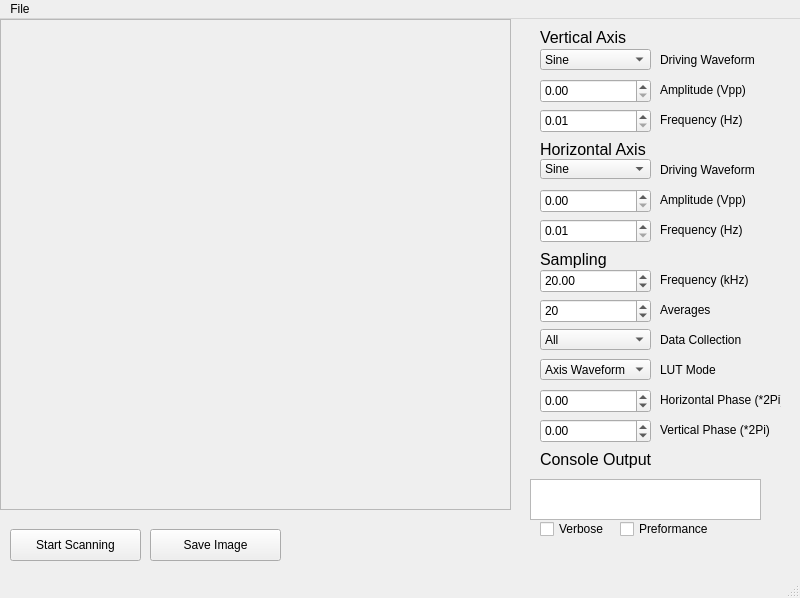
This is Version 2.0/Software/Main/QT Application v4/Testbench.ui in Eblanken/Prakash_AWESEM as Qt 5 draws it before an edit. The edited form follows.
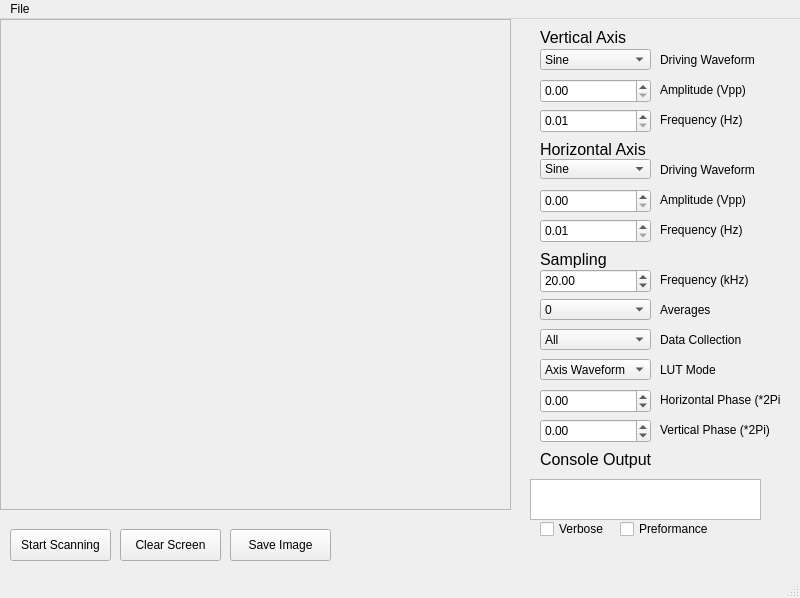
This is the edited form.

```diff
--- a/Version 2.0/Software/Main/QT Application v4/Testbench.ui
+++ b/Version 2.0/Software/Main/QT Application v4/Testbench.ui
@@ -237,9 +237,9 @@
    <widget class="QPushButton" name="Save_Pushbutton">
     <property name="geometry">
      <rect>
-      <x>150</x>
+      <x>230</x>
       <y>510</y>
-      <width>131</width>
+      <width>101</width>
       <height>32</height>
      </rect>
     </property>
@@ -310,34 +310,12 @@
      <string>Averages</string>
     </property>
    </widget>
-   <widget class="QDoubleSpinBox" name="Sampling_Averages_Spinbox">
-    <property name="geometry">
-     <rect>
-      <x>540</x>
-      <y>280</y>
-      <width>111</width>
-      <height>24</height>
-     </rect>
-    </property>
-    <property name="keyboardTracking">
-     <bool>false</bool>
-    </property>
-    <property name="decimals">
-     <number>0</number>
-    </property>
-    <property name="maximum">
-     <double>50.000000000000000</double>
-    </property>
-    <property name="value">
-     <double>20.000000000000000</double>
-    </property>
-   </widget>
    <widget class="QPushButton" name="Scan_Pushbutton">
     <property name="geometry">
      <rect>
       <x>10</x>
       <y>510</y>
-      <width>131</width>
+      <width>101</width>
       <height>32</height>
      </rect>
     </property>
@@ -588,6 +566,54 @@
      </property>
     </item>
    </widget>
+   <widget class="QComboBox" name="Sampling_Averages_Combobox">
+    <property name="geometry">
+     <rect>
+      <x>540</x>
+      <y>280</y>
+      <width>111</width>
+      <height>21</height>
+     </rect>
+    </property>
+    <item>
+     <property name="text">
+      <string>0</string>
+     </property>
+    </item>
+    <item>
+     <property name="text">
+      <string>4</string>
+     </property>
+    </item>
+    <item>
+     <property name="text">
+      <string>8</string>
+     </property>
+    </item>
+    <item>
+     <property name="text">
+      <string>16</string>
+     </property>
+    </item>
+    <item>
+     <property name="text">
+      <string>32</string>
+     </property>
+    </item>
+   </widget>
+   <widget class="QPushButton" name="Clear_Pushbutton">
+    <property name="geometry">
+     <rect>
+      <x>120</x>
+      <y>510</y>
+      <width>101</width>
+      <height>32</height>
+     </rect>
+    </property>
+    <property name="text">
+     <string>Clear Screen</string>
+    </property>
+   </widget>
   </widget>
   <widget class="QMenuBar" name="menubar">
    <property name="geometry">
```
Left out of the diff: 5 changed lines with no effect on the pictures.
